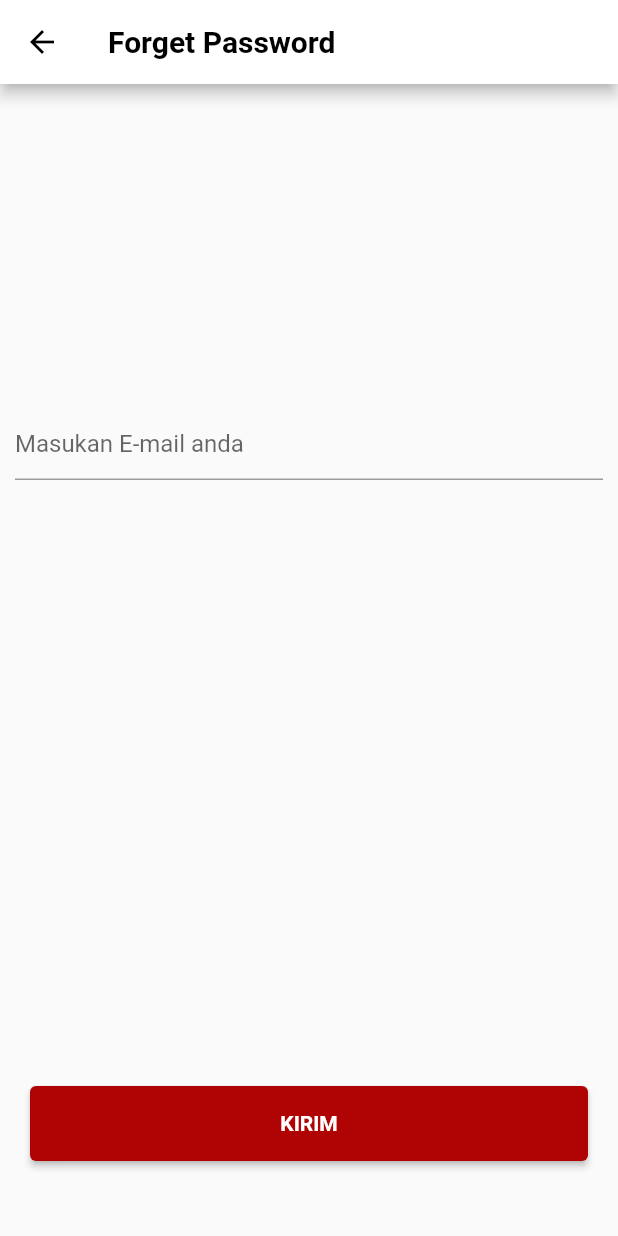
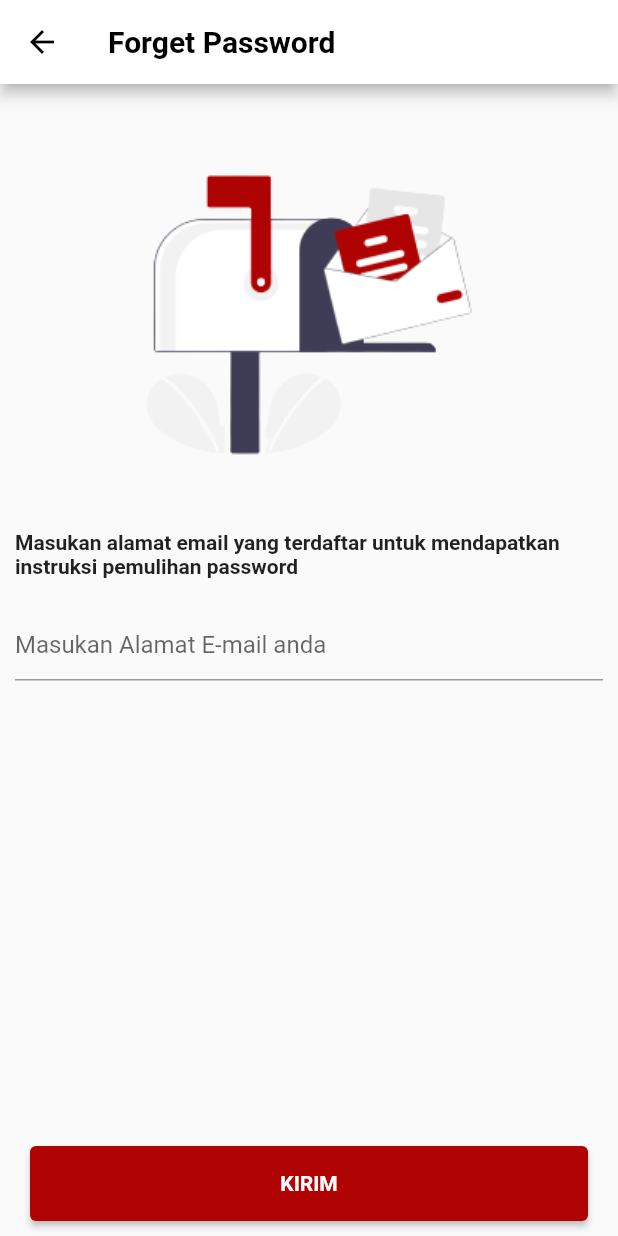
Before and after one commit to harisani/flutter_sate, a Flutter app: the ForgetPassoword screen opened directly, on a phone screen of 412 x 824 dp. Run offline on Flutter 3.47's test engine with Material 2 defaults, Android fonts, the phone set to English and light mode, and no system bars; our stand-ins replace get.

Commit message:
perbaikan halaman email

```diff
--- a/lib/view/forgetPassword.dart
+++ b/lib/view/forgetPassword.dart
@@ -9,11 +9,11 @@ class ForgetPassoword extends StatelessWidget {
   Widget build(BuildContext context) {
     return Scaffold(
         bottomSheet: Padding(
-          padding: const EdgeInsets.fromLTRB(10, 10, 10, 50),
+          padding: const EdgeInsets.fromLTRB(10, 10, 10, 10),
           child: Container(
               width: 500.0,
-              margin: EdgeInsets.fromLTRB(
-                  0, MediaQuery.of(context).size.height / 3, 0, 0),
+              // margin: EdgeInsets.fromLTRB(
+              //     0, MediaQuery.of(context).size.height / 6, 0, 0),
               height: 50,
               padding: const EdgeInsets.fromLTRB(10, 0, 10, 0),
               child: ElevatedButton(
@@ -34,20 +34,37 @@ class ForgetPassoword extends StatelessWidget {
           ),
           backgroundColor: Colors.white,
         ),
-        body: Container(
-            padding: EdgeInsets.all(10),
-            margin: EdgeInsets.fromLTRB(
-                0, MediaQuery.of(context).size.height / 4, 0, 0),
-            child: ListView(
+        body: ListView(
           children: <Widget>[
             Container(
                 alignment: Alignment.center,
+                padding: const EdgeInsets.fromLTRB(10, 30, 10, 10),
+                child: Image.asset(
+                  "assets/images/email.png",
+                  width: MediaQuery.of(context).size.width,
+                )),
+            Container(
+              padding: EdgeInsets.all(10),
+              child: Text(
+                "Masukan alamat email yang terdaftar untuk mendapatkan instruksi pemulihan password",
+                style: TextStyle(fontWeight: FontWeight.bold),
+              ),
+            ),
+            Container(
+              padding: EdgeInsets.all(10),
               child: TextField(
-                    decoration:
-                        InputDecoration(hintText: 'Masukan E-mail anda'),
+                decoration: InputDecoration(
+                  hintText: 'Masukan Alamat E-mail anda',
+                  labelStyle: TextStyle(color: Colors.grey),
+                ),
+              ),
+            ),
+            Container(
+              child: SizedBox(
+                height: 120,
               ),
             ),
           ],
-            )));
+        ));
   }
 }
```
Also changed, not shown: assets/images/email.png (added), 25 other files. Lines whose indentation alone changed are shown as unchanged.
